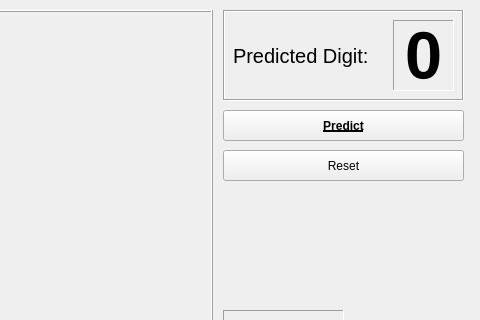
ronnymajani/dynamic-motion-digitset, file Design/PredictionWindow.ui: the form before one commit; both pictures show x 397 to 877 and y 0 to 320 of the 877 by 505 pixel window.
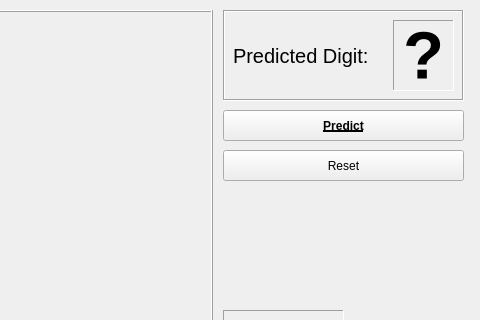
The form after the commit.

Commit message: Shows question mark until predict is pressed

What changed in the file:
```diff
--- a/Design/PredictionWindow.ui
+++ b/Design/PredictionWindow.ui
@@ -78,7 +78,7 @@
       <enum>QFrame::Sunken</enum>
      </property>
      <property name="text">
-      <string>0</string>
+      <string>?</string>
      </property>
      <property name="textFormat">
       <enum>Qt::AutoText</enum>
```
The commit also changes 1 other file.
